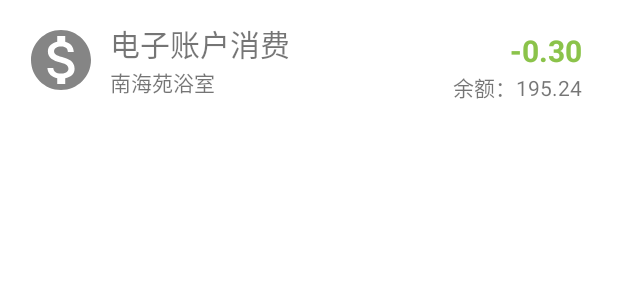
After one commit to Little1Yuan/NaOUC, an Android app: the layout cell_my_bill.xml on its own in the app's theme, with its tools: preview values and no code run, on a phone screen of 412 x 824 dp. The commit adds this screen. Shown: the top 300 px of the screen. Run offline under Robolectric (Android 15) with nearby library versions, the phone set to English and light mode, and no system bars.

Commit message:
账单查询

```diff
--- a/app/build.gradle.kts
+++ b/app/build.gradle.kts
@@ -14,7 +14,7 @@ android {
         minSdk = 26
         targetSdk = 36
         versionCode = 1
-        versionName = "1.0"
+        versionName = "0.1.2"
 
         ndk {
             abiFilters.add("arm64-v8a")
--- a/app/src/main/java/cn/nahco3awa/naouc/network/ouc/response/GetMyBillOUCResponse.java
+++ b/app/src/main/java/cn/nahco3awa/naouc/network/ouc/response/GetMyBillOUCResponse.java
@@ -6,13 +6,13 @@ import com.google.gson.JsonObject;
 import com.google.gson.JsonParser;
 
 import java.util.ArrayList;
-import java.util.Collection;
+import java.util.List;
 
 import cn.nahco3awa.naouc.network.ouc.response.data.SingleBillData;
 import okhttp3.Response;
 
 public class GetMyBillOUCResponse extends OUCResponse {
-    private final Collection<SingleBillData> billData;
+    private final List<SingleBillData> billData;
     public GetMyBillOUCResponse(Response response) {
         super(response);
         JsonObject jsonObject = JsonParser.parseReader(response.body().charStream()).getAsJsonObject();
@@ -24,7 +24,7 @@ public class GetMyBillOUCResponse extends OUCResponse {
         }
     }
 
-    public Collection<SingleBillData> getBillData() {
+    public List<SingleBillData> getBillData() {
         return billData;
     }
 }
--- a/app/src/main/java/cn/nahco3awa/naouc/network/ouc/response/data/SingleBillData.java
+++ b/app/src/main/java/cn/nahco3awa/naouc/network/ouc/response/data/SingleBillData.java
@@ -5,9 +5,9 @@ public class SingleBillData {
     public String OCCTIME; // 支出事件
     public String EFFECTDATE; // 生效时间
     public String XQ; // 星期
-    public String MERCHAME; // 消费地点
-    public int TRANAMT; // 金额
-    public String TRANNAM;  // 支付方式
+    public String MERCNAME; // 消费地点
+    public float TRANAMT; // 金额
+    public String TRANNAME;  // 支付方式
     public float CARDBAL; // 余额
     public String JDESC; // 流水简介
     public int JNUM;
--- /dev/null
+++ b/app/src/main/res/drawable-anydpi/ic_action_coin.xml
@@ -0,0 +1,11 @@
+<vector xmlns:android="http://schemas.android.com/apk/res/android"
+    android:width="24dp"
+    android:height="24dp"
+    android:viewportWidth="24"
+    android:viewportHeight="24"
+    android:tint="#333333"
+    android:alpha="0.6">
+  <path
+      android:fillColor="@android:color/white"
+      android:pathData="M12,2C6.48,2 2,6.48 2,12s4.48,10 10,10 10,-4.48 10,-10S17.52,2 12,2zM13.41,18.09L13.41,20h-2.67v-1.93c-1.71,-0.36 -3.16,-1.46 -3.27,-3.4h1.96c0.1,1.05 0.82,1.87 2.65,1.87 1.96,0 2.4,-0.98 2.4,-1.59 0,-0.83 -0.44,-1.61 -2.67,-2.14 -2.48,-0.6 -4.18,-1.62 -4.18,-3.67 0,-1.72 1.39,-2.84 3.11,-3.21L10.74,4h2.67v1.95c1.86,0.45 2.79,1.86 2.85,3.39L14.3,9.34c-0.05,-1.11 -0.64,-1.87 -2.22,-1.87 -1.5,0 -2.4,0.68 -2.4,1.64 0,0.84 0.65,1.39 2.67,1.91s4.18,1.39 4.18,3.91c-0.01,1.83 -1.38,2.83 -3.12,3.16z"/>
+</vector>
--- /dev/null
+++ b/app/src/main/res/layout/cell_my_bill.xml
@@ -0,0 +1,61 @@
+<?xml version="1.0" encoding="utf-8"?>
+<androidx.constraintlayout.widget.ConstraintLayout xmlns:android="http://schemas.android.com/apk/res/android"
+    xmlns:app="http://schemas.android.com/apk/res-auto"
+    xmlns:tools="http://schemas.android.com/tools"
+    android:layout_width="match_parent"
+    android:layout_height="80dp">
+
+    <ImageView
+        android:id="@+id/cellMyBillImageView"
+        android:layout_width="49dp"
+        android:layout_height="0dp"
+        android:layout_marginStart="16dp"
+        android:layout_marginTop="16dp"
+        android:layout_marginBottom="16dp"
+        app:layout_constraintBottom_toBottomOf="parent"
+        app:layout_constraintStart_toStartOf="parent"
+        app:layout_constraintTop_toTopOf="parent"
+        app:srcCompat="@drawable/ic_action_coin" />
+
+    <TextView
+        android:id="@+id/cellMyBillTranNameTextView"
+        android:layout_width="wrap_content"
+        android:layout_height="wrap_content"
+        android:layout_marginStart="8dp"
+        android:layout_marginTop="14dp"
+        android:text="电子账户消费"
+        android:textSize="20sp"
+        app:layout_constraintStart_toEndOf="@+id/cellMyBillImageView"
+        app:layout_constraintTop_toTopOf="parent" />
+
+    <TextView
+        android:id="@+id/cellMyBillMercnNameTextView"
+        android:layout_width="wrap_content"
+        android:layout_height="wrap_content"
+        android:layout_marginStart="8dp"
+        android:text="南海苑浴室"
+        app:layout_constraintStart_toEndOf="@+id/cellMyBillImageView"
+        app:layout_constraintTop_toBottomOf="@+id/cellMyBillTranNameTextView" />
+
+    <TextView
+        android:id="@+id/cellMyBillAmountTextView"
+        android:layout_width="wrap_content"
+        android:layout_height="wrap_content"
+        android:layout_marginTop="20dp"
+        android:layout_marginEnd="24dp"
+        android:text="-0.30"
+        android:textColor="#8BC34A"
+        android:textSize="20sp"
+        android:textStyle="bold"
+        app:layout_constraintEnd_toEndOf="parent"
+        app:layout_constraintTop_toTopOf="parent" />
+
+    <TextView
+        android:id="@+id/cellMyBillBalanceTextView"
+        android:layout_width="wrap_content"
+        android:layout_height="wrap_content"
+        android:layout_marginEnd="24dp"
+        android:text="余额：195.24"
+        app:layout_constraintEnd_toEndOf="parent"
+        app:layout_constraintTop_toBottomOf="@+id/cellMyBillAmountTextView" />
+</androidx.constraintlayout.widget.ConstraintLayout>
--- a/gradle/libs.versions.toml
+++ b/gradle/libs.versions.toml
@@ -16,6 +16,8 @@ activity = "1.11.0"
 core = "3.5.3"
 javase = "3.5.3"
 zxingAndroidEmbedded = "4.3.0"
+recyclerview = "1.3.0"
+recyclerviewVersion = "1.4.0"
 
 [libraries]
 gson = { module = "com.google.code.gson:gson", version.ref = "gson" }
@@ -34,6 +36,8 @@ activity = { group = "androidx.activity", name = "activity", version.ref = "acti
 core = { group = "com.google.zxing", name = "core", version.ref = "core" }
 javase = { group = "com.google.zxing", name = "javase", version.ref = "javase" }
 zxing-android-embedded = { group = "com.journeyapps", name = "zxing-android-embedded", version.ref = "zxingAndroidEmbedded" }
+recyclerview = { group = "androidx.recyclerview", name = "recyclerview", version.ref = "recyclerview" }
+androidx-recyclerview = { group = "androidx.recyclerview", name = "recyclerview", version.ref = "recyclerviewVersion" }
 
 [plugins]
 android-application = { id = "com.android.application", version.ref = "agp" }
```
Also changed, not shown: app/src/main/java/cn/nahco3awa/naouc/ui/ouc/activity/OucBalanceActivity.java (+35 -0 lines), app/src/main/java/cn/nahco3awa/naouc/ui/ouc/view/ItemMyBillAdapter.java (+52 -4 lines), app/src/main/res/layout/activity_ouc_balance.xml (+13 -0 lines), app/src/main/res/drawable-hdpi/ic_action_coin.png (added), app/src/main/res/drawable-mdpi/ic_action_coin.png (added), app/src/main/res/drawable-xhdpi/ic_action_coin.png (added), app/src/main/res/drawable-xxhdpi/ic_action_coin.png (added).
